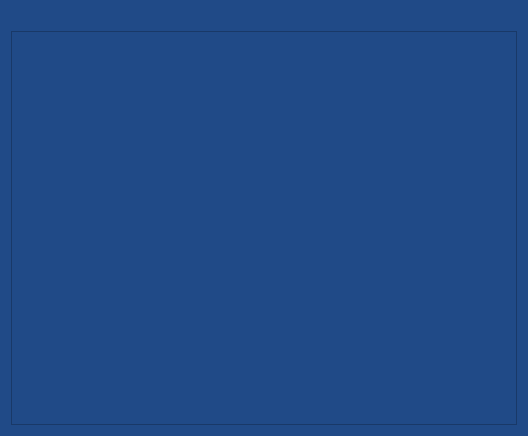
Above: GeoStation_Projet/tableauwidget.ui from SoheibBiga/GeoStation before the change. Below: the same form after it.
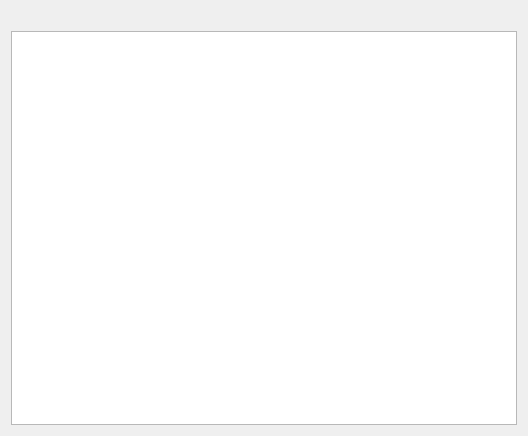
That is the form after the change. Icons and pictures are not drawn.

Commit message: MAJ labelTitle dans tableauwidget par GB

Patch:
```diff
--- a/GeoStation_Projet/tableauwidget.ui
+++ b/GeoStation_Projet/tableauwidget.ui
@@ -15,7 +15,7 @@
   </property>
   <property name="styleSheet">
    <string notr="true">font: 75 italic 11pt &quot;Tibetan Machine Uni&quot;;
-background-color: rgb(32, 74, 135);</string>
+border-image: url(:/Icons/a_plan.jpeg);</string>
   </property>
   <layout class="QGridLayout" name="gridLayout_2">
    <item row="0" column="0">
```
The commit also changes 2 other files.
